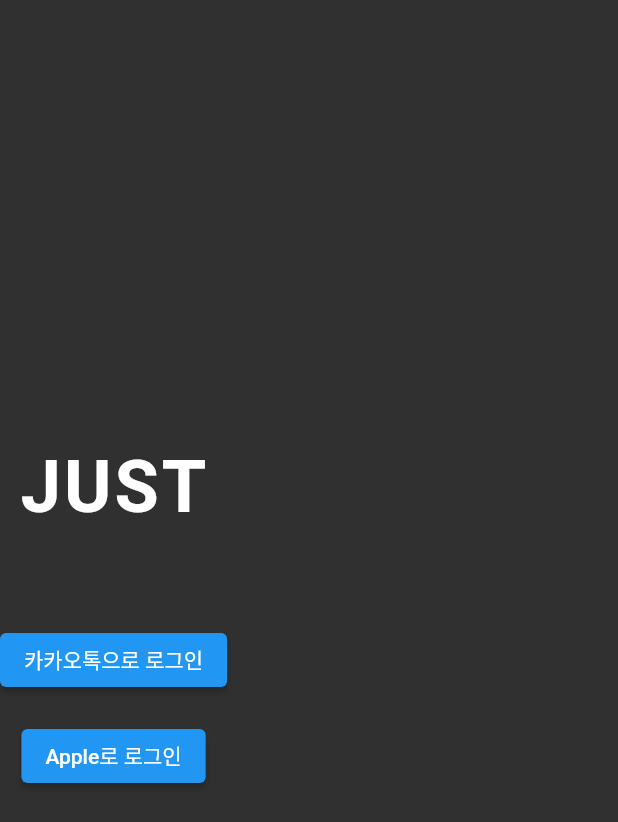
After one commit to ShinJongUng/JUST-FE, a Flutter app: the LoginPage screen opened directly, on a phone screen of 412 x 824 dp. The commit adds this screen. Shown: the top 822 px of the screen. Run offline on Flutter 3.47's test engine with Material 2 defaults, Android fonts, the phone set to English and light mode, and no system bars; our stand-ins replace sticky_headers; missing offline and left inert: kakao_flutter_sdk_user; network calls fail.

Commit message:
feat: 검색 UI 추가 및 로그인 스크린 추가

```diff
--- a/lib/main.dart
+++ b/lib/main.dart
@@ -3,8 +3,10 @@
 import 'package:just/views/pages/post_page.dart';
 import 'package:just/views/pages/search_page.dart';
 import 'package:just/views/pages/user_post_page.dart';
+import 'package:kakao_flutter_sdk_user/kakao_flutter_sdk_user.dart';
 
 void main() {
+  KakaoSdk.init(nativeAppKey: 'dad63e43a8ce025715c3181d98cbf26c');
   runApp(const MyApp());
 }
 
--- /dev/null
+++ b/lib/views/pages/login_page.dart
@@ -0,0 +1,14 @@
+import 'package:flutter/material.dart';
+
+import 'package:just/views/widgets/social_login/social_login_widget.dart';
+
+class LoginPage extends StatelessWidget {
+  const LoginPage({super.key});
+
+  @override
+  Widget build(BuildContext context) {
+    return Scaffold(
+      body: SocialLoginWidget(),
+    );
+  }
+}
--- /dev/null
+++ b/lib/views/widgets/social_login/social_login_widget.dart
@@ -0,0 +1,36 @@
+import 'package:flutter/material.dart';
+
+class SocialLoginWidget extends StatelessWidget {
+  const SocialLoginWidget({Key? key}) : super(key: key);
+
+  @override
+  Widget build(BuildContext context) {
+    return Column(
+      mainAxisAlignment: MainAxisAlignment.center,
+      children: [
+        Text(
+          'JUST',
+          style: TextStyle(
+            fontSize: 48.0,
+            fontWeight: FontWeight.bold,
+            letterSpacing: 2.0,
+          ),
+        ),
+        SizedBox(height: 64.0),
+        ElevatedButton(
+          onPressed: () {
+            // 카카오톡 로그인 처리 로직
+          },
+          child: Text('카카오톡으로 로그인'),
+        ),
+        SizedBox(height: 16.0),
+        ElevatedButton(
+          onPressed: () {
+            // 애플 로그인 처리 로직
+          },
+          child: Text('Apple로 로그인'),
+        ),
+      ],
+    );
+  }
+}
--- a/pubspec.yaml
+++ b/pubspec.yaml
@@ -36,6 +36,8 @@
   cupertino_icons: ^1.0.2
   sticky_headers: ^0.3.0+2
   intl: ^0.18.0
+  kakao_flutter_sdk_user: ^1.4.2
+  http: ^0.13.5
 
 dev_dependencies:
   flutter_test:
```
Also changed, not shown: lib/views/pages/search_page.dart (+12 -12 lines), pubspec.lock, 6 other files.
